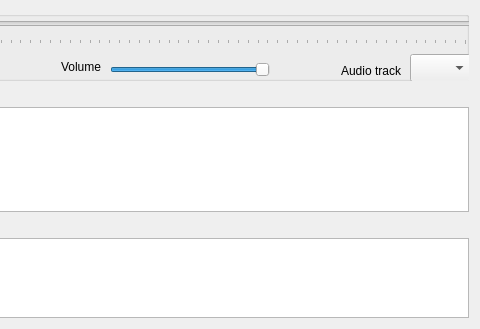
Old version of the form GUI_UIs/ui_dialog_view_av.ui in the repository ccbogel/QualCoder; both pictures show x 541 to 1021 and y 0 to 329 of the 1021 by 329 pixel window.
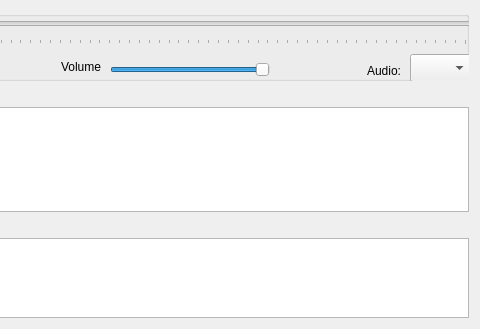
New version of the form.

Commit message: changed label wording

Patch:
```diff
--- a/GUI_UIs/ui_dialog_view_av.ui
+++ b/GUI_UIs/ui_dialog_view_av.ui
@@ -220,7 +220,7 @@
        </rect>
       </property>
       <property name="text">
-       <string>Audio track</string>
+       <string>Audio:</string>
       </property>
       <property name="alignment">
        <set>Qt::AlignRight|Qt::AlignTrailing|Qt::AlignVCenter</set>
```
The commit also changes 1 other file.
